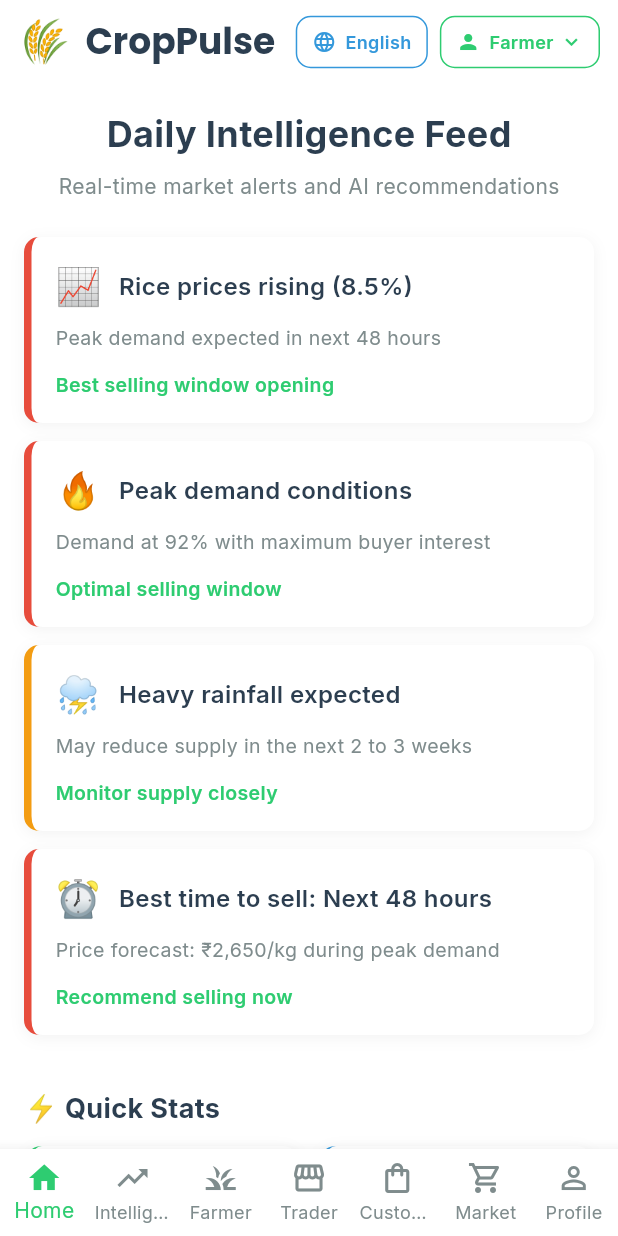
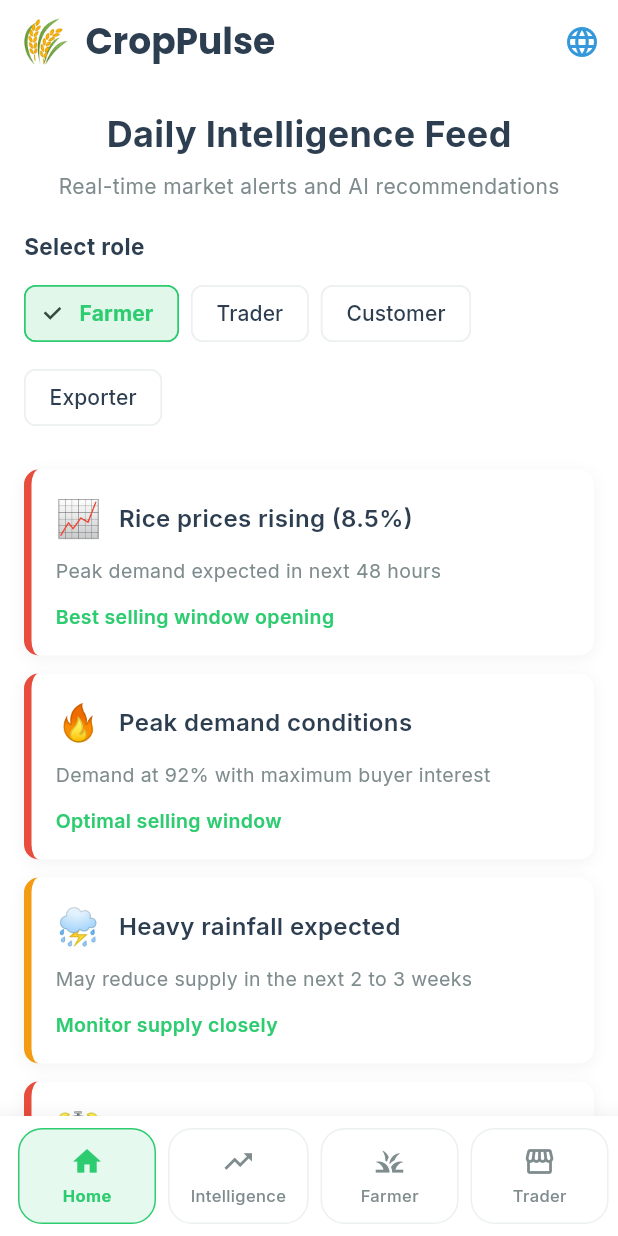
Before and after one commit to bixamtarala/corpplus, a Flutter app: the screen it shows after launch, on a phone screen of 412 x 824 dp. Run offline on Flutter 3.47's test engine with Material 3 defaults, Android fonts, the phone set to English and light mode, and no system bars; our stand-ins replace dio, flutter_riverpod, google_fonts, package_info_plus, shared_preferences; network calls fail.

Commit message:
Fix mobile nav visibility and home controls

```diff
--- a/mobile_app_flutter/lib/main.dart
+++ b/mobile_app_flutter/lib/main.dart
@@ -205,55 +205,163 @@ class _MainNavigationScreenState extends State<MainNavigationScreen> {
   @override
   Widget build(BuildContext context) {
     final l10n = AppStrings.of(context);
+    final navItems = [
+      _NavItem(
+        icon: Icons.home_outlined,
+        activeIcon: Icons.home,
+        label: l10n.text('nav_home'),
+      ),
+      _NavItem(
+        icon: Icons.trending_up_outlined,
+        activeIcon: Icons.trending_up,
+        label: l10n.text('nav_intelligence'),
+      ),
+      _NavItem(
+        icon: Icons.grass_outlined,
+        activeIcon: Icons.grass,
+        label: l10n.text('nav_farmer'),
+      ),
+      _NavItem(
+        icon: Icons.storefront_outlined,
+        activeIcon: Icons.storefront,
+        label: l10n.text('nav_trader'),
+      ),
+      _NavItem(
+        icon: Icons.shopping_bag_outlined,
+        activeIcon: Icons.shopping_bag,
+        label: l10n.text('nav_customer'),
+      ),
+      _NavItem(
+        icon: Icons.shopping_cart_outlined,
+        activeIcon: Icons.shopping_cart,
+        label: l10n.text('nav_market'),
+      ),
+      _NavItem(
+        icon: Icons.person_outline,
+        activeIcon: Icons.person,
+        label: l10n.text('nav_profile'),
+      ),
+    ];
 
     return Scaffold(
       body: _screens[_selectedIndex],
-      bottomNavigationBar: BottomNavigationBar(
-        currentIndex: _selectedIndex,
-        onTap: (index) {
+      bottomNavigationBar: _ScrollableNavigationBar(
+        items: navItems,
+        selectedIndex: _selectedIndex,
+        onSelected: (index) {
           setState(() {
             _selectedIndex = index;
           });
         },
-        type: BottomNavigationBarType.fixed,
-        items: [
-          BottomNavigationBarItem(
-            icon: Icon(Icons.home_outlined),
-            activeIcon: Icon(Icons.home),
-            label: l10n.text('nav_home'),
-          ),
-          BottomNavigationBarItem(
-            icon: Icon(Icons.trending_up_outlined),
-            activeIcon: Icon(Icons.trending_up),
-            label: l10n.text('nav_intelligence'),
-          ),
-          BottomNavigationBarItem(
-            icon: Icon(Icons.grass_outlined),
-            activeIcon: Icon(Icons.grass),
-            label: l10n.text('nav_farmer'),
-          ),
-          BottomNavigationBarItem(
-            icon: Icon(Icons.storefront_outlined),
-            activeIcon: Icon(Icons.storefront),
-            label: l10n.text('nav_trader'),
-          ),
-          BottomNavigationBarItem(
-            icon: Icon(Icons.shopping_bag_outlined),
-            activeIcon: Icon(Icons.shopping_bag),
-            label: l10n.text('nav_customer'),
-          ),
-          BottomNavigationBarItem(
-            icon: Icon(Icons.shopping_cart_outlined),
-            activeIcon: Icon(Icons.shopping_cart),
-            label: l10n.text('nav_market'),
-          ),
-          BottomNavigationBarItem(
-            icon: Icon(Icons.person_outline),
-            activeIcon: Icon(Icons.person),
-            label: l10n.text('nav_profile'),
-          ),
-        ],
       ),
     );
   }
 }
+
+class _NavItem {
+  const _NavItem({
+    required this.icon,
+    required this.activeIcon,
+    required this.label,
+  });
+
+  final IconData icon;
+  final IconData activeIcon;
+  final String label;
+}
+
+class _ScrollableNavigationBar extends StatelessWidget {
+  const _ScrollableNavigationBar({
+    required this.items,
+    required this.selectedIndex,
+    required this.onSelected,
+  });
+
+  final List<_NavItem> items;
+  final int selectedIndex;
+  final ValueChanged<int> onSelected;
+
+  @override
+  Widget build(BuildContext context) {
+    return Material(
+      elevation: 12,
+      color: Colors.white,
+      child: SafeArea(
+        top: false,
+        child: SingleChildScrollView(
+          scrollDirection: Axis.horizontal,
+          padding: const EdgeInsets.symmetric(horizontal: 8, vertical: 8),
+          child: Row(
+            children: [
+              for (var index = 0; index < items.length; index++)
+                Padding(
+                  padding: const EdgeInsets.symmetric(horizontal: 4),
+                  child: _NavigationButton(
+                    item: items[index],
+                    selected: index == selectedIndex,
+                    onTap: () => onSelected(index),
+                  ),
+                ),
+            ],
+          ),
+        ),
+      ),
+    );
+  }
+}
+
+class _NavigationButton extends StatelessWidget {
+  const _NavigationButton({
+    required this.item,
+    required this.selected,
+    required this.onTap,
+  });
+
+  final _NavItem item;
+  final bool selected;
+  final VoidCallback onTap;
+
+  @override
+  Widget build(BuildContext context) {
+    return Material(
+      color: Colors.transparent,
+      child: InkWell(
+        borderRadius: BorderRadius.circular(16),
+        onTap: onTap,
+        child: AnimatedContainer(
+          duration: const Duration(milliseconds: 180),
+          constraints: const BoxConstraints(minWidth: 92),
+          padding: const EdgeInsets.symmetric(horizontal: 14, vertical: 10),
+          decoration: BoxDecoration(
+            borderRadius: BorderRadius.circular(16),
+            color: selected ? AppTheme.primaryGreen.withValues(alpha: 0.12) : Colors.white,
+            border: Border.all(
+              color: selected ? AppTheme.primaryGreen : AppTheme.lightGray,
+            ),
+          ),
+          child: Column(
+            mainAxisSize: MainAxisSize.min,
+            children: [
+              Icon(
+                selected ? item.activeIcon : item.icon,
+                color: selected ? AppTheme.primaryGreen : AppTheme.lightText,
+                size: 22,
+              ),
+              const SizedBox(height: 4),
+              Text(
+                item.label,
+                maxLines: 1,
+                overflow: TextOverflow.ellipsis,
+                style: TextStyle(
+                  fontSize: 11,
+                  fontWeight: selected ? FontWeight.w700 : FontWeight.w500,
+                  color: selected ? AppTheme.primaryGreen : AppTheme.lightText,
+                ),
+              ),
+            ],
+          ),
+        ),
+      ),
+    );
+  }
+}
--- a/mobile_app_flutter/lib/screens/home_screen.dart
+++ b/mobile_app_flutter/lib/screens/home_screen.dart
@@ -40,10 +40,9 @@ class _HomeScreenState extends ConsumerState<HomeScreen> {
           ],
         ),
         actions: [
-          Padding(
-            padding: const EdgeInsets.only(right: 8),
-            child: PopupMenuButton<Locale>(
+          PopupMenuButton<Locale>(
             tooltip: l10n.text('select_language'),
+            icon: const Icon(Icons.language, color: AppTheme.primaryBlue),
             onSelected: (value) {
               ref.read(appLocaleProvider.notifier).state = value;
             },
@@ -60,85 +59,6 @@ class _HomeScreenState extends ConsumerState<HomeScreen> {
                   ),
                 ),
             ],
-              child: Container(
-                padding: const EdgeInsets.symmetric(horizontal: 10, vertical: 8),
-                decoration: BoxDecoration(
-                  border: Border.all(color: AppTheme.primaryBlue),
-                  borderRadius: BorderRadius.circular(10),
-                  color: Colors.white,
-                ),
-                child: Row(
-                  mainAxisSize: MainAxisSize.min,
-                  children: [
-                    const Icon(Icons.language, size: 16, color: AppTheme.primaryBlue),
-                    const SizedBox(width: 6),
-                    Text(
-                      l10n.languageLabel(locale),
-                      style: const TextStyle(
-                        fontSize: 12,
-                        fontWeight: FontWeight.w600,
-                        color: AppTheme.primaryBlue,
-                      ),
-                    ),
-                  ],
-                ),
-              ),
-            ),
-          ),
-          Padding(
-            padding: const EdgeInsets.only(right: 12),
-            child: PopupMenuButton<String>(
-              padding: EdgeInsets.zero,
-              tooltip: l10n.text('select_role'),
-              initialValue: _selectedRole,
-              itemBuilder: (context) => [
-                for (final role in _roles)
-                  PopupMenuItem<String>(
-                    value: role,
-                    child: Row(
-                      children: [
-                        Expanded(child: Text(l10n.roleLabel(role))),
-                        if (role == _selectedRole)
-                          const Icon(
-                            Icons.check,
-                            size: 18,
-                            color: AppTheme.primaryGreen,
-                          ),
-                      ],
-                    ),
-                  ),
-              ],
-              onSelected: (role) {
-                setState(() {
-                  _selectedRole = role;
-                });
-              },
-              child: Container(
-                padding: const EdgeInsets.symmetric(horizontal: 10, vertical: 8),
-                decoration: BoxDecoration(
-                  border: Border.all(color: AppTheme.primaryGreen),
-                  borderRadius: BorderRadius.circular(10),
-                  color: Colors.white,
-                ),
-                child: Row(
-                  mainAxisSize: MainAxisSize.min,
-                  children: [
-                    const Icon(Icons.person, size: 16, color: AppTheme.primaryGreen),
-                    const SizedBox(width: 6),
-                    Text(
-                      l10n.roleLabel(_selectedRole),
-                      style: const TextStyle(
-                        fontSize: 12,
-                        fontWeight: FontWeight.w600,
-                        color: AppTheme.primaryGreen,
-                      ),
-                    ),
-                    const SizedBox(width: 4),
-                    const Icon(Icons.keyboard_arrow_down, size: 16, color: AppTheme.primaryGreen),
-                  ],
-                ),
-              ),
-            ),
           ),
         ],
       ),
@@ -158,6 +78,36 @@ class _HomeScreenState extends ConsumerState<HomeScreen> {
                       style: const TextStyle(fontSize: 14, color: AppTheme.lightText)),
                 ],
               ),
+            ),
+            const SizedBox(height: 20),
+            Text(
+              l10n.text('select_role'),
+              style: const TextStyle(fontSize: 15, fontWeight: FontWeight.w700),
+            ),
+            const SizedBox(height: 10),
+            Wrap(
+              spacing: 8,
+              runSpacing: 8,
+              children: [
+                for (final role in _roles)
+                  ChoiceChip(
+                    label: Text(l10n.roleLabel(role)),
+                    selected: role == _selectedRole,
+                    onSelected: (_) {
+                      setState(() {
+                        _selectedRole = role;
+                      });
+                    },
+                    selectedColor: AppTheme.primaryGreen.withValues(alpha: 0.15),
+                    labelStyle: TextStyle(
+                      color: role == _selectedRole ? AppTheme.primaryGreen : AppTheme.darkText,
+                      fontWeight: role == _selectedRole ? FontWeight.w700 : FontWeight.w500,
+                    ),
+                    side: BorderSide(
+                      color: role == _selectedRole ? AppTheme.primaryGreen : AppTheme.lightGray,
+                    ),
+                  ),
+              ],
             ),
             const SizedBox(height: 24),
 
```
Lines whose indentation alone changed are shown as unchanged.
